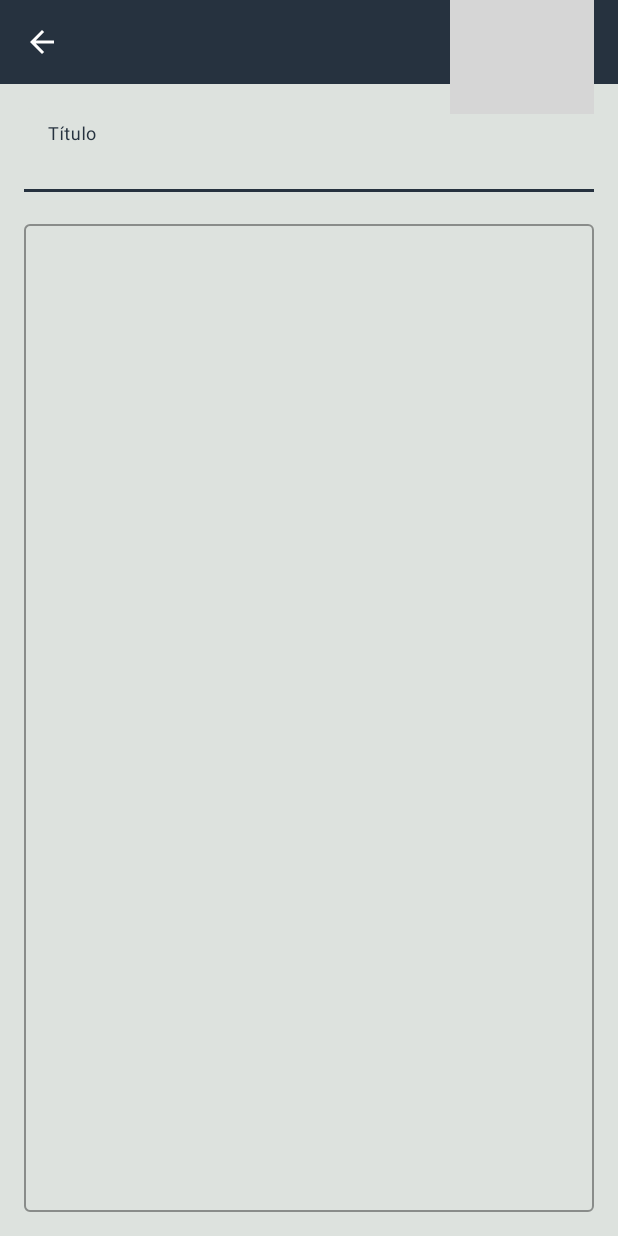
After one commit to manoel56/daily-notes, an Android app: the NoteActivity screen opened directly, with no data from a screen before it, on a phone screen of 412 x 824 dp. The commit adds this screen. Run offline under Robolectric (Android 15) with nearby library versions, the phone set to English and light mode, and no system bars; 2 statements that could not run were skipped; grey boxes are pictures that could not be loaded.

Commit message:
Adicionada Note activity

```diff
--- a/app/src/main/AndroidManifest.xml
+++ b/app/src/main/AndroidManifest.xml
@@ -10,6 +10,9 @@
         android:supportsRtl="true"
         android:theme="@style/Theme.DailyNotes">
         <activity
+            android:name=".NoteActivity"
+            android:exported="false" />
+        <activity
             android:name=".MainActivity"
             android:exported="true">
             <intent-filter>
--- /dev/null
+++ b/app/src/main/java/br/com/manoelseabra/dailynotes/NoteActivity.java
@@ -0,0 +1,73 @@
+package br.com.manoelseabra.dailynotes;
+
+import androidx.appcompat.app.AppCompatActivity;
+
+import android.content.Intent;
+import android.os.Bundle;
+import android.text.Editable;
+import android.text.TextWatcher;
+import android.widget.ImageView;
+import android.widget.TextView;
+
+import com.google.android.material.textfield.TextInputEditText;
+import com.google.android.material.textfield.TextInputLayout;
+
+import br.com.manoelseabra.dailynotes.model.Note;
+
+public class NoteActivity extends AppCompatActivity {
+
+    public static String EXTRA_TITLE   = "br.com.manoelseabra.extras.EXTRA_TITLE";
+    public static String EXTRA_CONTENT = "br.com.manoelseabra.extras.EXTRA_CONTENT";
+
+    public static int RESULT_DELETE = 5;
+
+    private TextInputEditText title;
+    private TextInputEditText content;
+
+    @Override
+    protected void onCreate(Bundle savedInstanceState) {
+        super.onCreate(savedInstanceState);
+        setContentView(R.layout.activity_note);
+
+        // Sets UI elements
+        this.title = this.findViewById(R.id.tv_title);
+        this.content = this.findViewById(R.id.tv_content);
+
+        final ImageView back = this.findViewById(R.id.button_back);
+        back.setOnClickListener(v -> {
+            sendResult();
+        });
+
+        final ImageView delete = this.findViewById(R.id.btn_delete);
+        delete.setOnClickListener(v -> {
+            deleteNote();
+        });
+
+        Bundle extras = getIntent().getExtras();
+
+        String title = extras.getString(NoteActivity.EXTRA_TITLE);
+        String content = extras.getString(NoteActivity.EXTRA_CONTENT);
+        this.title.setText(title);
+        this.content.setText(content);
+    }
+
+    @Override
+    protected void onNewIntent(Intent intent) {
+
+        super.onNewIntent(intent);
+    }
+
+    private void sendResult() {
+        Intent resultIntent = new Intent();
+        resultIntent.putExtra(EXTRA_TITLE, this.title.getText().toString());
+        resultIntent.putExtra(EXTRA_CONTENT, this.content.getText().toString());
+        setResult(RESULT_OK, resultIntent);
+
+        NoteActivity.super.onBackPressed();
+    }
+
+    private void deleteNote() {
+        setResult(RESULT_DELETE);
+        NoteActivity.super.onBackPressed();
+    }
+}
--- a/app/src/main/res/layout/activity_note.xml
+++ b/app/src/main/res/layout/activity_note.xml
@@ -7,7 +7,7 @@
 
     <androidx.appcompat.widget.Toolbar
         android:id="@+id/toolbar_note"
-        android:layout_width="409dp"
+        android:layout_width="0dp"
         android:layout_height="wrap_content"
         android:background="?attr/colorPrimary"
         android:minHeight="?attr/actionBarSize"
@@ -68,4 +68,15 @@
             android:gravity="start|top" />
     </com.google.android.material.textfield.TextInputLayout>
 
+    <ImageView
+        android:id="@+id/btn_delete"
+        android:layout_width="wrap_content"
+        android:layout_height="wrap_content"
+        android:layout_marginEnd="16dp"
+        app:layout_constraintBottom_toBottomOf="@+id/toolbar_note"
+        app:layout_constraintEnd_toEndOf="parent"
+        app:layout_constraintTop_toTopOf="parent"
+        app:srcCompat="@drawable/ic_baseline_delete_24"
+        app:tint="@color/white" />
+
 </androidx.constraintlayout.widget.ConstraintLayout>
--- a/app/src/main/res/values/themes.xml
+++ b/app/src/main/res/values/themes.xml
@@ -1,6 +1,6 @@
 <resources xmlns:tools="http://schemas.android.com/tools">
     <!-- Base application theme. -->
-    <style name="Theme.DailyNotes" parent="Theme.MaterialComponents.DayNight.DarkActionBar">
+    <style name="Theme.DailyNotes" parent="Theme.MaterialComponents.DayNight.NoActionBar">
         <!-- Primary brand color. -->
         <item name="colorPrimary">@color/primaryColor</item>
         <item name="colorPrimaryVariant">@color/primaryLightColor</item>
```
